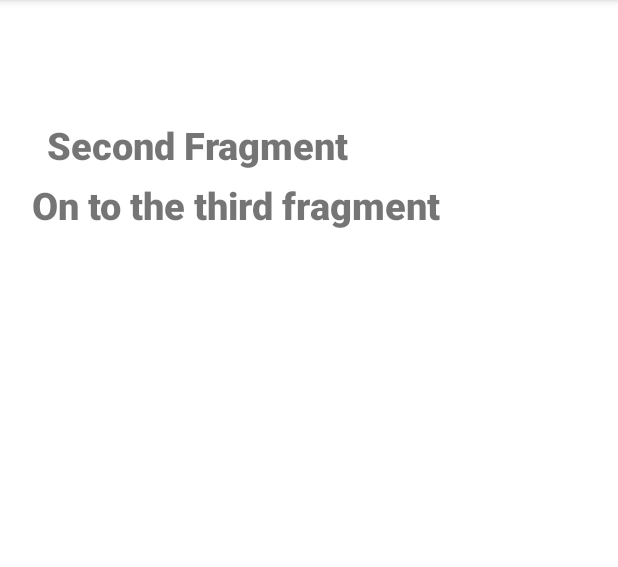
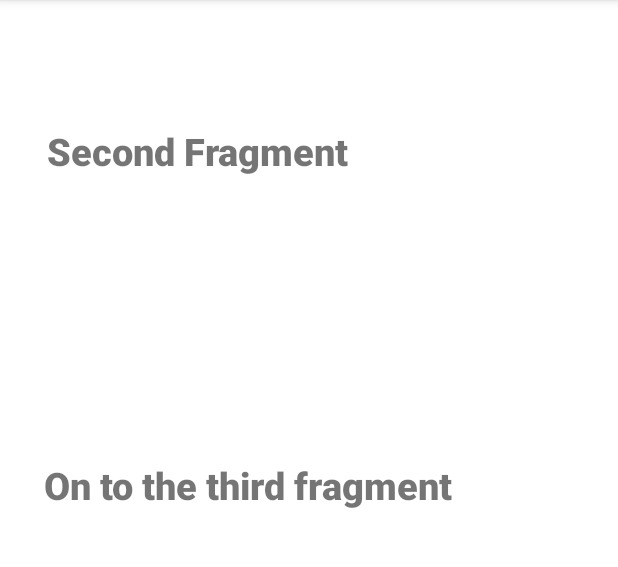
Before and after one commit to Annin7y/GDGNavCompApp, an Android app: the SecondFragment screen opened through its navigation route, on a phone screen of 412 x 824 dp, the part 84-651 px from its top. Run offline under Robolectric (Android 15) with nearby library versions, the phone set to English and light mode, and no system bars.

Commit message:
update code : margins

```diff
--- a/app/src/main/res/layout/fragment_second.xml
+++ b/app/src/main/res/layout/fragment_second.xml
@@ -8,27 +8,28 @@
     tools:context=".fragments.SecondFragment">
 
     <!-- TODO: Update blank fragment layout -->
+
     <TextView
         android:id="@+id/secondFragText"
         style="@style/FragmentTextStyle"
         android:layout_marginStart="@dimen/second_frag_start"
-        android:layout_marginTop="@dimen/second_frag_top"
+        android:layout_marginTop="64dp"
+        android:text="@string/second_fragment"
+        app:layout_constraintEnd_toEndOf="parent"
+        app:layout_constraintHorizontal_bias="1.0"
         app:layout_constraintLeft_toLeftOf="parent"
+        app:layout_constraintRight_toRightOf="parent"
         app:layout_constraintStart_toStartOf="parent"
-        app:layout_constraintRight_toRightOf="parent"
-        app:layout_constraintEnd_toEndOf="parent"
-        app:layout_constraintTop_toTopOf="parent"
-        android:text="@string/second_fragment" />
+        app:layout_constraintTop_toTopOf="parent" />
 
     <TextView
         android:id="@+id/second_frag_text2"
         style="@style/FragmentTextStyle"
-        android:layout_marginStart="@dimen/first_frag_start"
-        android:layout_marginTop="@dimen/first_frag_top"
+        android:layout_marginStart="28dp"
+        android:layout_marginTop="188dp"
         android:text="@string/on_to_the_third_fragment_we_go"
         app:layout_constraintLeft_toLeftOf="parent"
         app:layout_constraintStart_toStartOf="parent"
-        app:layout_constraintTop_toBottomOf="@id/secondFragText"
-        />
+        app:layout_constraintTop_toBottomOf="@id/secondFragText" />
 
 </androidx.constraintlayout.widget.ConstraintLayout>
```
Also changed, not shown: app/src/main/res/layout/fragment_first.xml (+3 -4 lines), app/src/main/res/layout/fragment_third.xml (+3 -4 lines).
